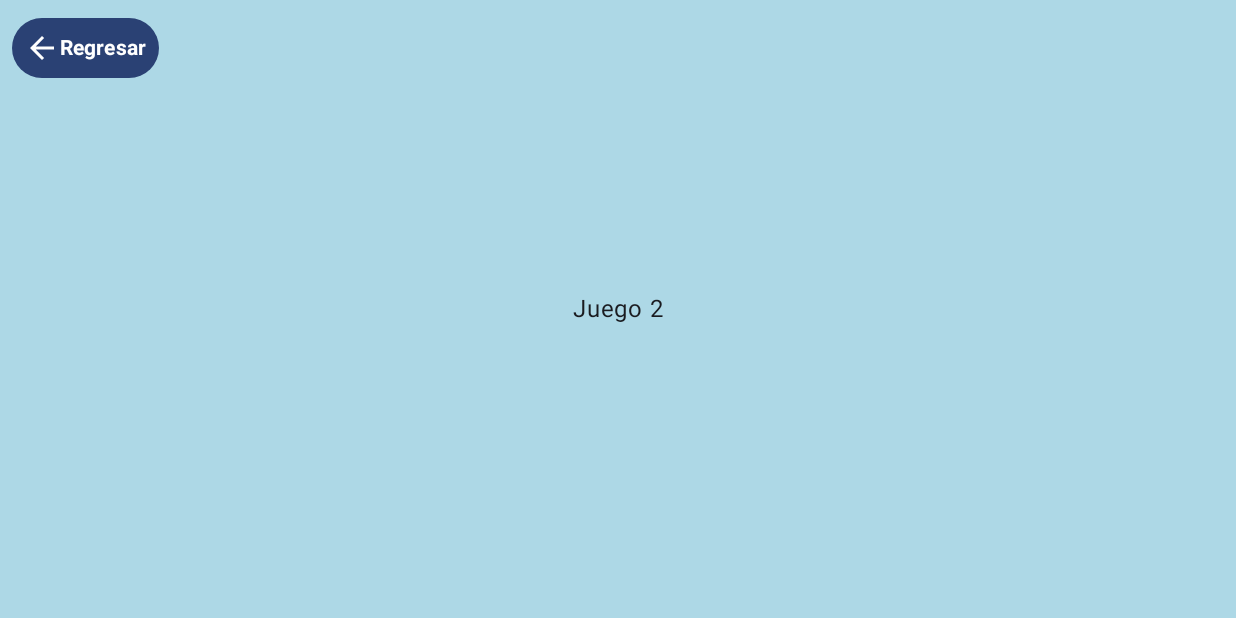
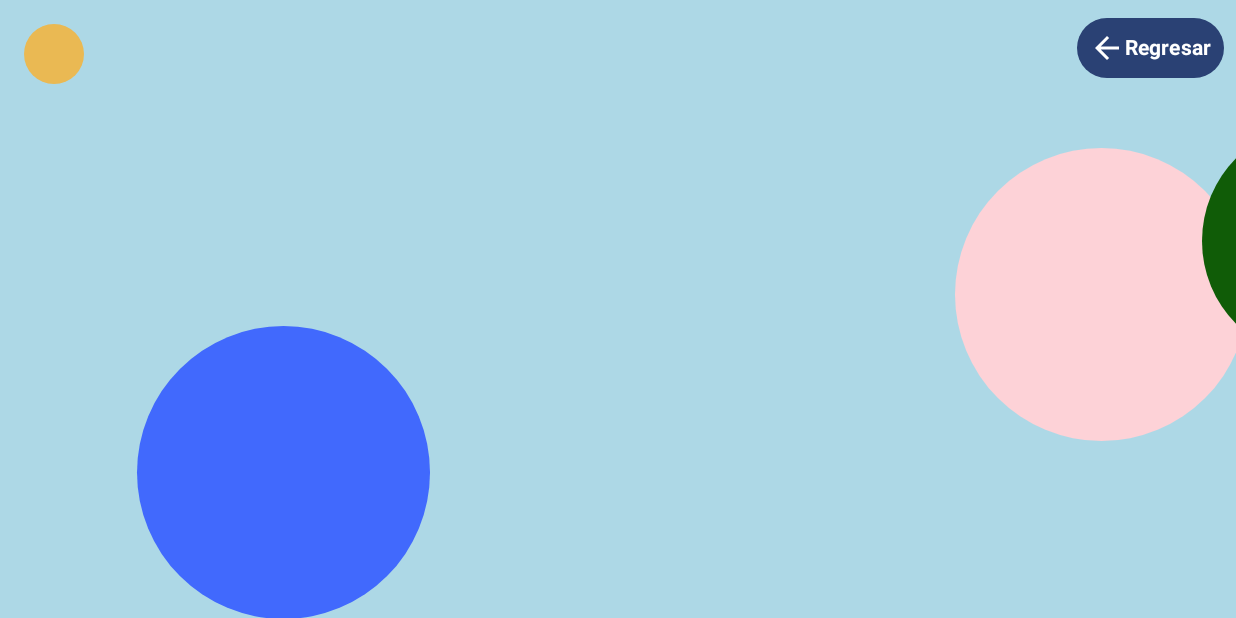
Before and after one commit to paucova/Nuevo-Amanecer-4, an Android app built with Jetpack Compose: the composable Juego2 shown on its own in the app's theme, on a phone screen of 824 x 412 dp (held sideways). Run offline under Robolectric (Android 15) with nearby library versions, the phone set to English and light mode, and no system bars; 1 statement that could not run was skipped.

Commit message:
Burbujas por colores

```diff
--- a/app/src/main/java/com/example/appfinal/screens/jugar/juegos/Juego2.kt
+++ b/app/src/main/java/com/example/appfinal/screens/jugar/juegos/Juego2.kt
@@ -1,29 +1,75 @@
 package com.example.appfinal.screens.jugar.juegos
 
 import androidx.compose.foundation.background
+import androidx.compose.foundation.clickable
 import androidx.compose.foundation.layout.Arrangement
 import androidx.compose.foundation.layout.Box
 import androidx.compose.foundation.layout.Column
 import androidx.compose.foundation.layout.PaddingValues
 import androidx.compose.foundation.layout.fillMaxSize
+import androidx.compose.foundation.layout.fillMaxWidth
+import androidx.compose.foundation.layout.offset
 import androidx.compose.foundation.layout.padding
+import androidx.compose.foundation.layout.size
+import androidx.compose.foundation.shape.CircleShape
 import androidx.compose.material.icons.Icons
 import androidx.compose.material.icons.filled.ArrowBack
 import androidx.compose.material3.Button
 import androidx.compose.material3.Icon
 import androidx.compose.material3.Text
 import androidx.compose.runtime.Composable
+import androidx.compose.runtime.MutableState
+import androidx.compose.runtime.getValue
+import androidx.compose.runtime.mutableStateOf
+import androidx.compose.runtime.remember
+import androidx.compose.runtime.setValue
 import androidx.compose.ui.Alignment
 import androidx.compose.ui.Modifier
 import androidx.compose.ui.graphics.Color
 import androidx.compose.ui.text.font.FontWeight
+import androidx.compose.ui.unit.IntOffset
 import androidx.compose.ui.unit.dp
+import androidx.compose.ui.unit.sp
 import androidx.navigation.NavHostController
+import kotlin.random.Random
+
 
 @Composable
-fun Juego2 (navController: NavHostController) {
-    // Establecer el fondo azul claro
+fun Juego2(navController: NavHostController) {
     val azulClaro = Color(173, 216, 230)
+    val images = remember { mutableStateOf(generateImages2()) }
+    val deletedImages = remember { mutableStateOf(mutableListOf<DraggableImage2>()) }
+    val deletedImageCount = remember { mutableStateOf(0) }
+    val colorObjetivo = remember { mutableStateOf(generateRandomColor(images.value)) } // Color que se debe eliminar
+
+    fun selectNewColorObjective() {
+        if (images.value.isNotEmpty()) {
+            colorObjetivo.value = generateRandomColor(images.value)
+        } else {
+            // No quedan círculos, fin del juego o reinicio
+            // Puedes añadir la lógica necesaria aquí
+        }
+    }
+
+    fun onCircleDeleted(image: DraggableImage2) {
+        deletedImages.value.add(image)
+        deletedImageCount.value++
+
+        // Elimina el círculo correcto de la lista de imágenes
+        images.value.remove(image)
+
+        if (images.value.isNotEmpty()) {
+            // Quedan círculos, selecciona un nuevo color objetivo
+            selectNewColorObjective()
+        } else {
+            // No quedan círculos visibles, genera nuevos círculos
+            val randomImageCount = Random.nextInt(1, 11)
+            addNewImages2(images.value, randomImageCount)
+
+            // Selecciona un nuevo color objetivo de entre los círculos restantes
+            selectNewColorObjective()
+        }
+    }
 
     Box(
         modifier = Modifier
@@ -40,6 +86,7 @@ fun Juego2 (navController: NavHostController) {
                 }
             },
             modifier = Modifier
+                .align(Alignment.TopEnd)
                 .padding(8.dp),
             contentPadding = PaddingValues(8.dp)
         ) {
@@ -56,13 +103,115 @@ fun Juego2 (navController: NavHostController) {
             )
         }
 
-        Column (
-            modifier = Modifier.fillMaxSize(),
-            verticalArrangement = Arrangement.Center,
-            horizontalAlignment = Alignment.CenterHorizontally
-        ) {
-            Text(text = "Juego 2")
+        // Muestra el color objetivo en la parte superior
+        Box(
+            modifier = Modifier
+                .align(Alignment.TopStart)
+                .padding(top = 16.dp, start = 16.dp)
+                .background(color = colorObjetivo.value, shape = CircleShape)
+                .size(40.dp)
+        )
+
+        val visibleImages = images.value.filter { it.isVisible }
+        if (visibleImages.isNotEmpty()) {
+            visibleImages.forEach { image ->
+                DraggableImage2(image = image, colorObjetivo = colorObjetivo.value) {
+                    if (image.color == colorObjetivo.value) {
+                        onCircleDeleted(image)
+                    }
+                }
+            }
+        } else {
+            val randomImageCount = Random.nextInt(1, 11)
+            addNewImages2(images.value, randomImageCount)
+
+            // Selecciona un nuevo color objetivo de entre los círculos restantes
+            selectNewColorObjective()
         }
-
     }
 }
+
+
+
+data class DraggableImage2(
+    val id: Int,
+    var offset: IntOffset,
+    val color: Color,
+    val radius: Int,
+    var isVisible: Boolean = true
+)
+
+fun addNewImages2(images: MutableList<DraggableImage2>, imageCount: Int) {
+    images.clear()
+
+    for (id in 1..imageCount) {
+        val xOffset = Random.nextInt(100, 1500)
+        val yOffset = Random.nextInt(100, 1000)
+        val color = generateRandomColor()
+        val radius = Random.nextInt(150, 200)
+        val isVisible = true
+
+        images.add(
+            DraggableImage2(
+                id = images.size + 1,
+                offset = IntOffset(xOffset, yOffset),
+                color = color,
+                radius = radius,
+                isVisible = isVisible
+            )
+        )
+    }
+}
+
+@Composable
+fun DraggableImage2(image: DraggableImage2, colorObjetivo: Color, onDeleteClick: () -> Unit) {
+    Box(
+        modifier = Modifier
+            .offset { image.offset }
+            .size(image.radius.dp)
+            .fillMaxSize()
+            .background(color = image.color, shape = CircleShape)
+            .clickable {
+                if (image.isVisible && image.color == colorObjetivo) {
+                    onDeleteClick()
+                }
+            }
+    ) {
+        // Agrega el contenido de la imagen aquí, si es necesario
+    }
+}
+
+
+fun generateImages2(): MutableList<DraggableImage2> {
+    val images = mutableListOf<DraggableImage2>()
+
+    for (id in 1..10) {
+        val xOffset = Random.nextInt(100, 2000)
+        val yOffset = Random.nextInt(100, 1000)
+        val color = generateRandomColor()
+        val radius = Random.nextInt(150, 200)
+
+        images.add(
+            DraggableImage2(
+                id = id,
+                offset = IntOffset(xOffset, yOffset),
+                color = color,
+                radius = radius
+            )
+        )
+    }
+
+    return images
+}
+
+
+
+
+fun generateRandomColor(): Color {
+    return Color(Random.nextFloat(), Random.nextFloat(), Random.nextFloat(), 1f)
+}
+
+fun generateRandomColor(images: List<DraggableImage2>): Color {
+    val availableColors = images.map { it.color }.distinct()
+    return availableColors.random()
+}
```
